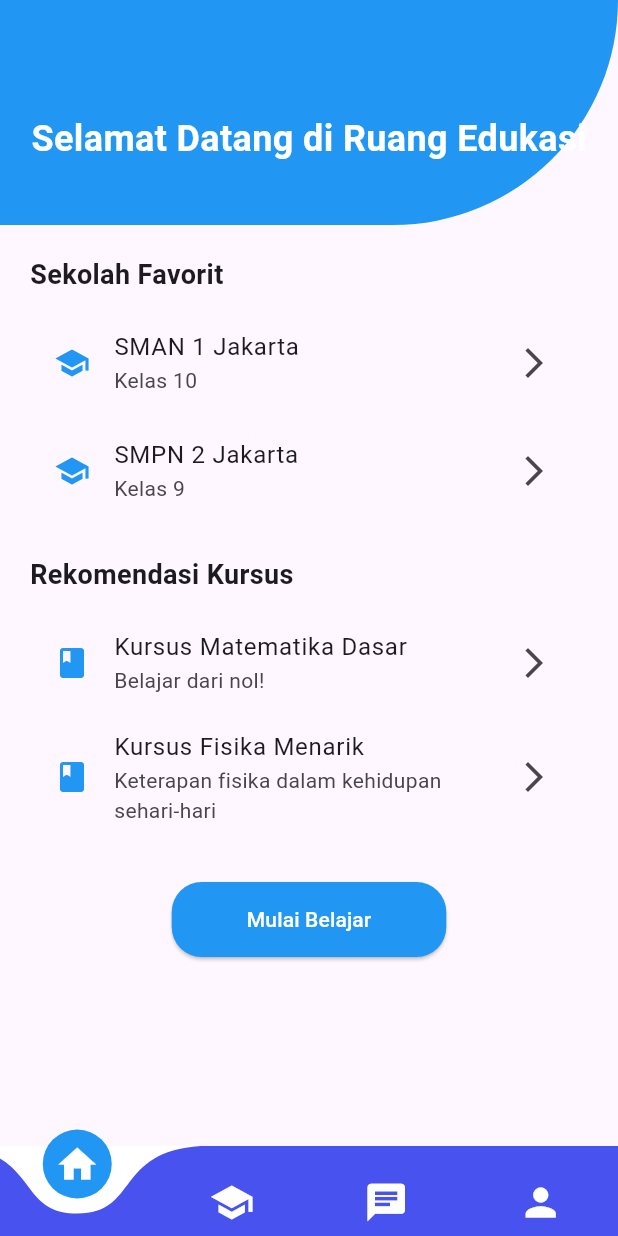
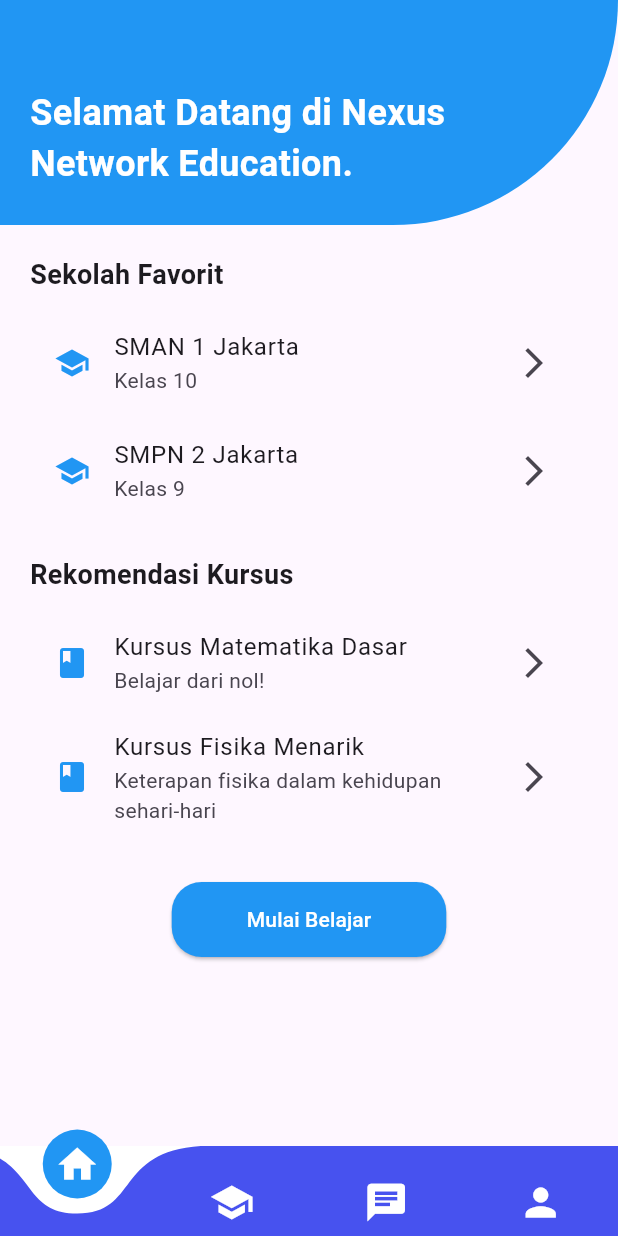
Before and after one commit to marifirfan/Nexus_Apps_Network_Education, a Flutter app: the screen it shows after launch, on a phone screen of 412 x 824 dp. Run offline on Flutter 3.47's test engine with Material 3 defaults, Android fonts, the phone set to English and light mode, and no system bars; drawn by our look-alikes of curved_navigation_bar; our stand-ins replace get, image_picker.

Commit message:
update greeting text on home page

```diff
--- a/lib/app/modules/home/views/home_view.dart
+++ b/lib/app/modules/home/views/home_view.dart
@@ -31,7 +31,7 @@ class HomeView extends StatelessWidget {
                 child: Padding(
                   padding: EdgeInsets.only(top: 35),
                   child: Text(
-                    'Selamat Datang di Ruang Edukasi',
+                    'Selamat Datang di Nexus Network Education.',
                     style: TextStyle(
                       color: Colors.white,
                       fontSize: 24,
@@ -63,7 +63,7 @@ class HomeView extends StatelessWidget {
                     subtitle: const Text('Kelas 10'),
                     trailing: const Icon(Icons.arrow_forward_ios),
                     onTap: () {
-                      // Fungsi menuju detail sekolah
+                      // Fungsi
                     },
                   ),
                   ListTile(
@@ -72,7 +72,7 @@ class HomeView extends StatelessWidget {
                     subtitle: const Text('Kelas 9'),
                     trailing: const Icon(Icons.arrow_forward_ios),
                     onTap: () {
-                      // Fungsi menuju detail sekolah
+                      // Fungsi
                     },
                   ),
                 ],
@@ -99,7 +99,7 @@ class HomeView extends StatelessWidget {
                     subtitle: const Text('Belajar dari nol!'),
                     trailing: const Icon(Icons.arrow_forward_ios),
                     onTap: () {
-                      // Fungsi menuju detail kursus
+                      // Fungsi
                     },
                   ),
                   ListTile(
@@ -109,7 +109,7 @@ class HomeView extends StatelessWidget {
                         'Keterapan fisika dalam kehidupan sehari-hari'),
                     trailing: const Icon(Icons.arrow_forward_ios),
                     onTap: () {
-                      // Fungsi menuju detail kursus
+                      // Fungsi
                     },
                   ),
                 ],
@@ -120,7 +120,7 @@ class HomeView extends StatelessWidget {
             Center(
               child: ElevatedButton(
                 onPressed: () {
-                  // Aksi untuk memulai belajar
+                  // Fungsi
                 },
                 style: ElevatedButton.styleFrom(
                   backgroundColor: Colors.blue,
```
